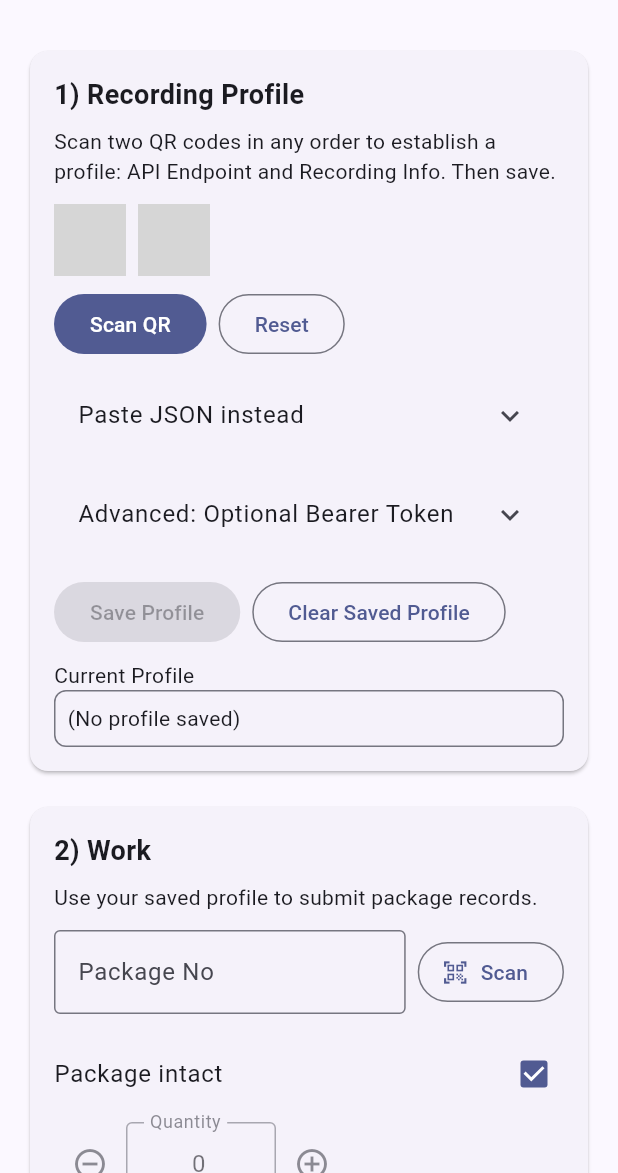
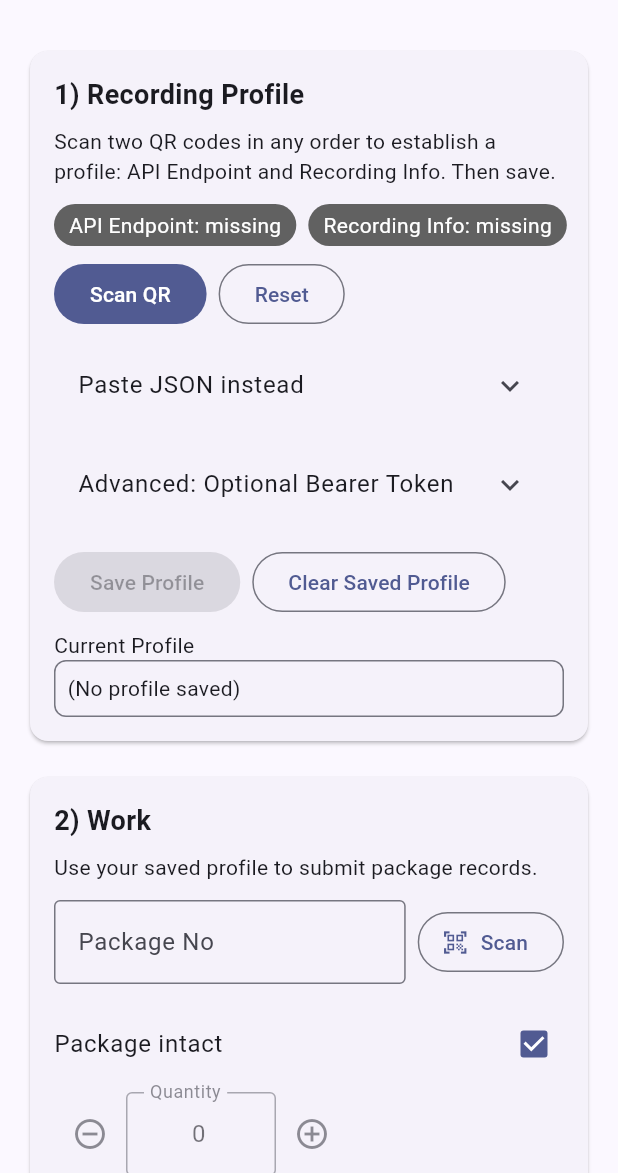
Before and after one commit to yukuai0011/express-luck-hungary-physical-inventory-recording, a Flutter app: the screen it shows after launch, on a phone screen of 412 x 824 dp, the part 63-1236 px from its top. Run offline on Flutter 3.47's test engine with Material 3 defaults, Android fonts, the light colour scheme and no system bars; our stand-ins replace hive, hive_flutter; missing offline and left inert: mobile_scanner; accounts and stored records are empty; grey boxes are pictures that could not be loaded.

Commit message:
fix(windows build): add missing _pill widget helper in HomePage

```diff
--- a/lib/main.dart
+++ b/lib/main.dart
@@ -183,6 +183,16 @@ class _HomePageState extends State<HomePage> {
           ],
         ),
       ),
+    );
+  }
+
+  Widget _pill(String label, bool ok) {
+    final bg = ok ? Colors.green.shade700 : Colors.grey.shade700;
+    final text = ok ? 'ready' : 'missing';
+    return Container(
+      padding: const EdgeInsets.symmetric(horizontal: 10, vertical: 4),
+      decoration: BoxDecoration(color: bg, borderRadius: BorderRadius.circular(999)),
+      child: Text('$label: $text', style: const TextStyle(color: Colors.white)),
     );
   }
 
```
